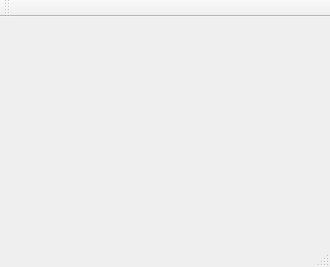
Above: mainwindow.ui from mario206/Translator before the change. Below: the same form after it.
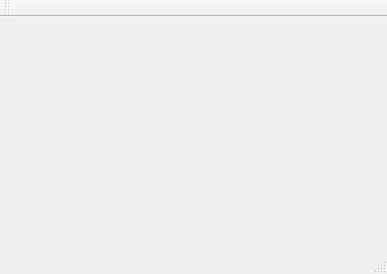
That is the form after the change. Icons and pictures are not drawn.

```diff
--- a/mainwindow.ui
+++ b/mainwindow.ui
@@ -6,8 +6,8 @@
    <rect>
     <x>0</x>
     <y>0</y>
-    <width>330</width>
-    <height>267</height>
+    <width>387</width>
+    <height>274</height>
    </rect>
   </property>
   <property name="windowTitle">
```
Left out of the diff: 2 changed lines with no effect on the pictures.
